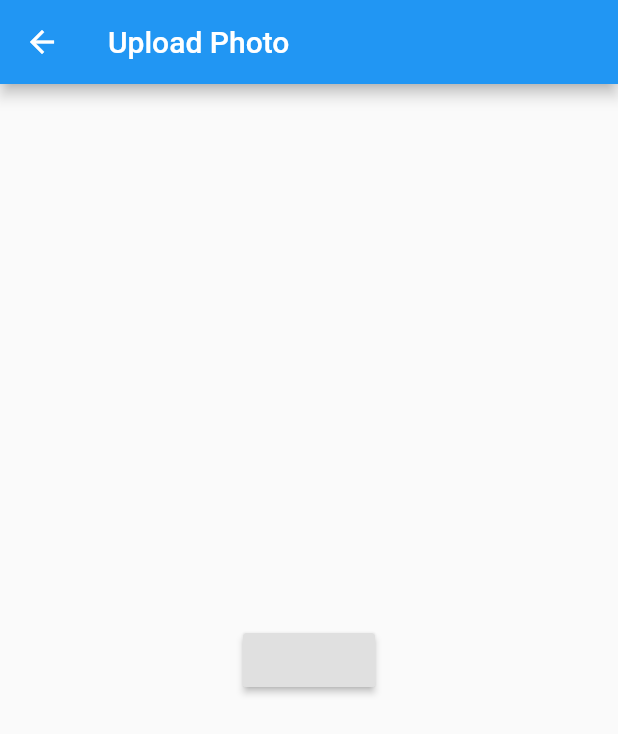
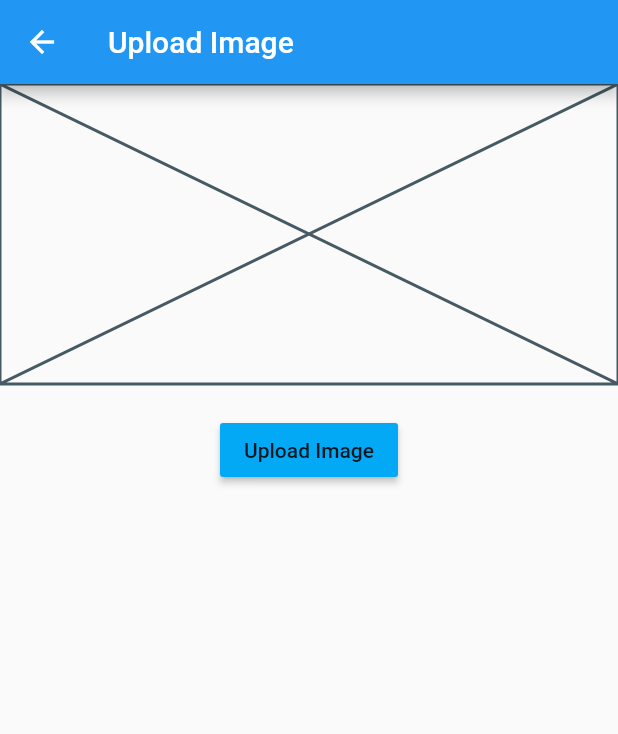
Before and after one commit to LukeGeyser/ThirdYearProject-BC, a Flutter app: the screen it shows after launch, after a tap on "Upload Photo", on a phone screen of 412 x 824 dp. Shown: the top 734 px of the screen. Run offline on Flutter 3.47's test engine with Material 2 defaults, Android fonts, the phone set to English and light mode, and no system bars; our stand-ins replace firebase_storage, image_cropper, image_picker, permission_handler; missing offline and left inert: social_share, social_share_plugin; accounts and stored records are empty.

Commit message:
Image Upload

```diff
--- a/knitwit_feature_module/lib/main.dart
+++ b/knitwit_feature_module/lib/main.dart
@@ -1,6 +1,5 @@
 //import 'dart:js';
 import 'dart:io';
-import 'package:flutter/material.dart';
 import 'package:flutter/material.dart';
 import 'package:image_picker/image_picker.dart';
 import 'package:knitwit_feature_module/APIService.dart';
@@ -9,6 +8,7 @@ import 'package:social_share_plugin/social_share_plugin.dart';
 import 'package:firebase_storage/firebase_storage.dart';
 import 'package:image_cropper/image_cropper.dart';
 import 'package:image_picker/image_picker.dart';
+import 'package:permission_handler/permission_handler.dart';
 
 APIService service = new APIService();
 
@@ -16,16 +16,6 @@ void main() async {
   runApp(MyApp());
 }
 
-class ImageCapture extends StatelessWidget{
-  createState() => _ImageCaptureState()
-}
-class _ImageCaptureState extends State<ImageCapture>{
-  File _imageFile;
-
-  Future<void> _pickImage(ImageSource) async{
-    File selected = await ImagePicker.pickImage(ImageSource.)
-  }
-}
 
 class MyApp extends StatelessWidget {
   // This widget is the root of your application.
@@ -86,7 +76,7 @@ class MyHomePage extends StatelessWidget {
                       //
                       onPressed: () {
                         Navigator.of(context).push(MaterialPageRoute(
-                            builder: (context) => uploadPhoto()));
+                            builder: (context) => Home()));
                       },
                       child: const Text('Upload Photo',
                           style: TextStyle(fontSize: 20)),
@@ -161,3 +151,73 @@ class uploadPhoto extends StatelessWidget {
     );
   }
 }
+class Home extends StatefulWidget {
+  @override
+  _HomeState createState() => _HomeState();
+}
+
+class _HomeState extends State<Home> {
+  String imageUrl;
+
+  @override
+  Widget build(BuildContext context) {
+    return Scaffold(
+      appBar: AppBar(title: Text('Upload Image')),
+      body: Column(
+        children: <Widget>[
+          (imageUrl != null)
+              ? Image.network(imageUrl)
+              : Placeholder(fallbackHeight: 200.0,fallbackWidth: double.infinity),
+          SizedBox(height: 20.0,),
+          RaisedButton(
+            child: Text('Upload Image'),
+            color: Colors.lightBlue,
+            onPressed: () => uploadImage(),
+          )
+        ],
+      ),
+    );
+  }
+
+  uploadImage() async {
+
+    final FirebaseStorage _storage = FirebaseStorage.instance;
+    final _picker = ImagePicker();
+    PickedFile image;
+
+
+    //Check Permissions
+    await Permission.photos.request();
+
+    var permissionStatus = await Permission.photos.status;
+
+    if (permissionStatus.isGranted){
+      //Select Image
+      image = await _picker.getImage(source: ImageSource.gallery);
+      var file = File(image.path);
+
+      if (image != null){
+        //Upload to Firebase
+        var snapshot = await _storage.ref()
+            .child('folderName/imageName')
+            .putFile(file);
+
+        var downloadUrl = await snapshot.ref.getDownloadURL();
+
+        setState(() {
+          imageUrl = downloadUrl;
+        });
+      } else {
+        print('No Path Received');
+      }
+
+    } else {
+      print('Grant Permissions and try again');
+    }
+
+
+
+
+  }
+
+}
--- a/knitwit_feature_module/pubspec.yaml
+++ b/knitwit_feature_module/pubspec.yaml
@@ -14,7 +14,7 @@ description: Beligium Campus 3rd Year Final Project
 version: 1.0.0+1
 
 environment:
-  sdk: ">=2.1.0 <3.0.0"
+  sdk: ">=2.2.2 <3.0.0"
 
 dependencies:
   js: ^0.6.2
```
